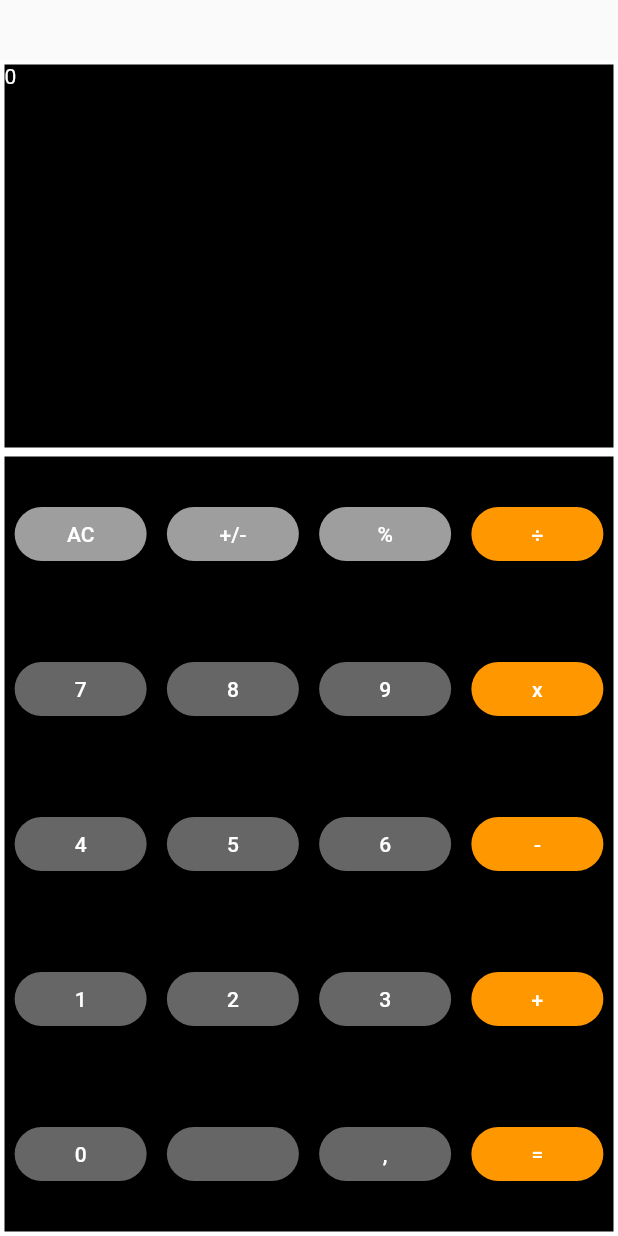
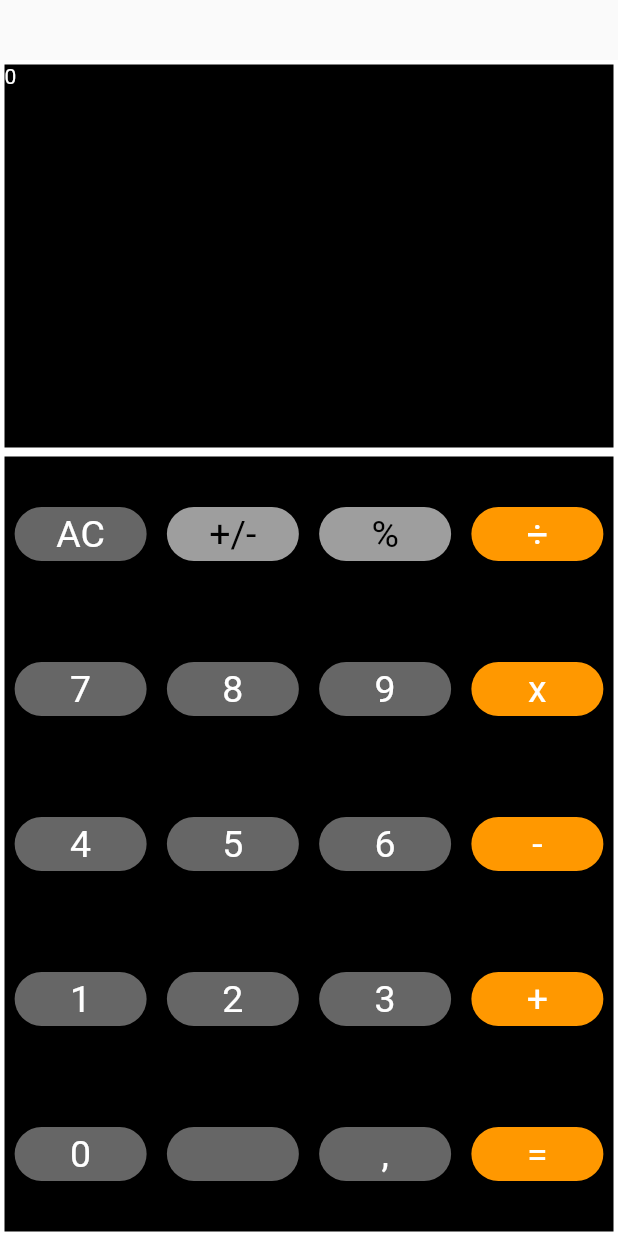
Before and after one commit to nezz0746/calculator-flutter, a Flutter app: the screen it shows after launch, on a phone screen of 412 x 824 dp. Run offline on Flutter 3.47's test engine with Material 2 defaults, Android fonts, the phone set to English and light mode, and no system bars.

Commit message:
differentiate style by padbutton

```diff
--- a/lib/widgets/padButton.dart
+++ b/lib/widgets/padButton.dart
@@ -1,3 +1,4 @@
+import 'package:calculator/models/PadStyle.dart';
 import 'package:flutter/material.dart';
 
 class PadButton extends StatefulWidget {
@@ -10,23 +11,25 @@ class PadButton extends StatefulWidget {
   _PadButtonState createState() => _PadButtonState();
 }
 
+
 class _PadButtonState extends State<PadButton> {
-  pickColor(x) {
+  PadStyle pickColor(x) {
     switch (x) {
       case '÷':
       case 'x':
       case '-':
       case '+':
       case '=':
-        return Colors.orange;
-      case 'AC':
+        return PadStyle(backgroundColor: Colors.orange, color: Colors.white);
+      case 'C':
       case '+/-':
       case '%':
-        return Colors.grey;
+        return PadStyle(backgroundColor: Colors.grey, color: Colors.black);
       default:
-        return Color.fromRGBO(102, 102, 102, 1);
+        return PadStyle(backgroundColor: Color.fromRGBO(102, 102, 102, 1), color: Colors.white) ;
     }
   }
+
 
   @override
   Widget build(BuildContext context) {
@@ -40,11 +43,15 @@ class _PadButtonState extends State<PadButton> {
             borderRadius: BorderRadius.circular(100),
           ),
           splashColor: Colors.white,
-          color: pickColor(widget.text),
+          color: pickColor(widget.text).backgroundColor,
           colorBrightness: Brightness.light,
           child: Text(
             widget.text,
-            style: TextStyle(color: Colors.white),
+            style: TextStyle(
+              color: pickColor(widget.text).color,
+              fontSize: 25,
+              fontWeight: FontWeight.w400
+            ),
           ),
         ),
         height: MediaQuery.of(context).size.height,
```
